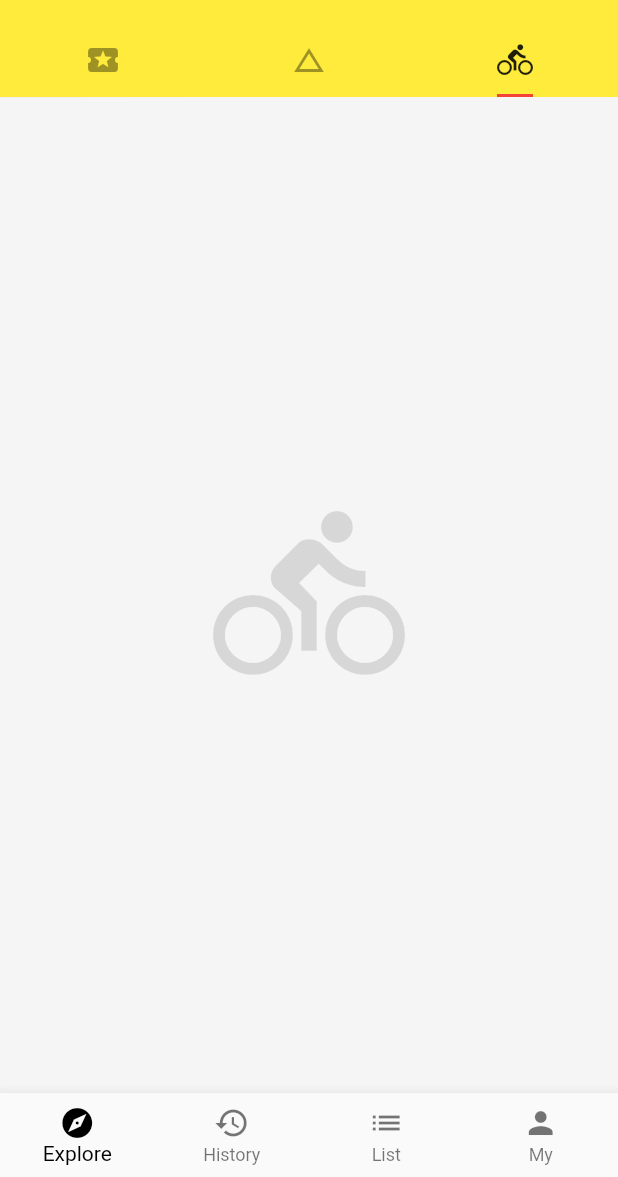
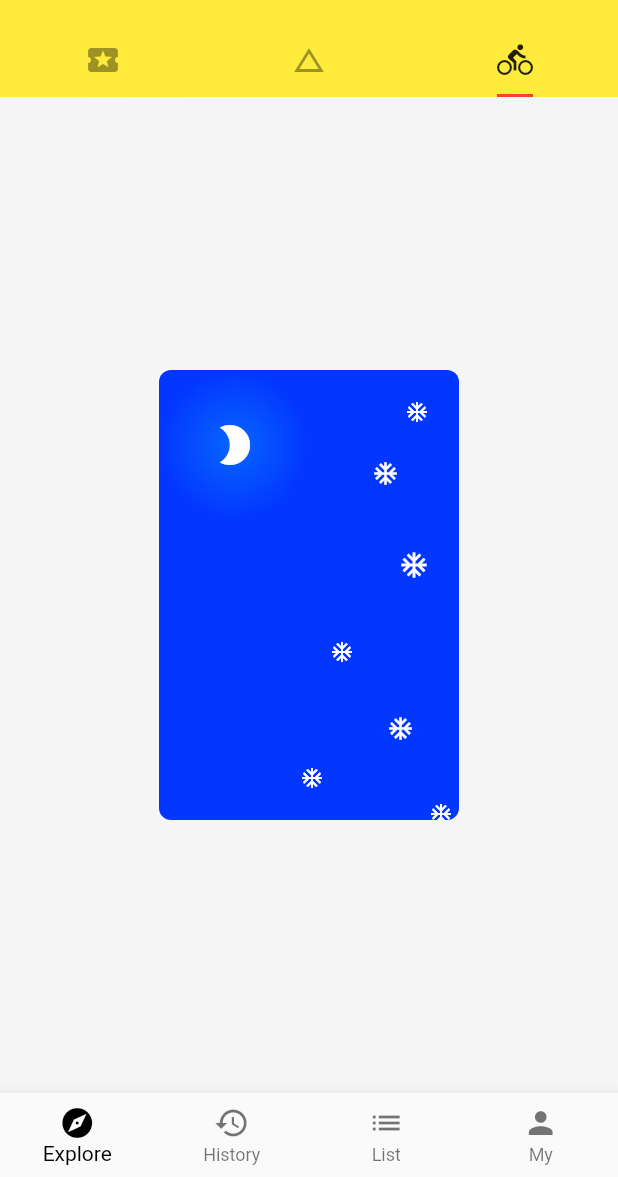
Before and after one commit to judastatus/helloflutter, a Flutter app: the screen it shows after launch, tab 3 chosen, on a phone screen of 412 x 824 dp, the part 59-1236 px from its top. Run offline on Flutter 3.47's test engine with Material 2 defaults, Android fonts, the phone set to English and light mode, and no system bars; missing offline and left inert: dart:ffi; network calls fail.

Commit message:
feat:layout文件

```diff
--- /dev/null
+++ b/lib/demo/layout_demo.dart
@@ -0,0 +1,134 @@
+import 'package:flutter/material.dart';
+
+class LayoutDemo extends StatelessWidget {
+  @override
+  Widget build(BuildContext context) {
+    return Container(
+      child: Column(
+        mainAxisAlignment: MainAxisAlignment.center,
+        children: <Widget>[
+          StackDemo(),
+        ],
+      ),
+    );
+  }
+}
+
+class ConstrainedBoxDemo extends StatelessWidget {
+  @override
+  Widget build(BuildContext context) {
+    return ConstrainedBox(
+      constraints: BoxConstraints(
+        minHeight: 200.0,
+        maxWidth: 200.0,
+      ),
+      child: Container(
+        color: Color.fromRGBO(3, 54, 255, 1.0),
+      ),
+    );
+  }
+}
+
+class AspectRatioDemo extends StatelessWidget {
+  @override
+  Widget build(BuildContext context) {
+    return AspectRatio(
+      aspectRatio: 16.0 / 9.0,
+      child: Container(
+        color: Color.fromRGBO(3, 54, 255, 1.0),
+      ),
+    );
+  }
+}
+
+class StackDemo extends StatelessWidget {
+  @override
+  Widget build(BuildContext context) {
+    return Stack(
+      alignment: Alignment.topLeft,
+      children: <Widget>[
+        SizedBox(
+          width: 200.0,
+          height: 300.0,
+          child: Container(
+            alignment: Alignment(0.0, -0.9),
+            decoration: BoxDecoration(
+              color: Color.fromRGBO(3, 54, 255, 1.0),
+              borderRadius: BorderRadius.circular(8.0),
+            ),
+          ),
+        ),
+        SizedBox(
+          height: 32.0,
+        ),
+        SizedBox(
+          width: 100.0,
+          height: 100.0,
+          child: Container(
+            decoration: BoxDecoration(
+              color: Color.fromRGBO(3, 54, 255, 1.0),
+              shape: BoxShape.circle,
+              gradient: RadialGradient(colors: [
+                Color.fromRGBO(7, 102, 255, 1.0),
+                Color.fromRGBO(3, 54, 255, 1.0),
+              ]),
+            ),
+            child: Icon(Icons.brightness_2, color: Colors.white, size: 32.0),
+          ),
+        ),
+        Positioned(
+          right: 20.0,
+          top: 20.0,
+          child: Icon(Icons.ac_unit, color: Colors.white, size: 16.0),
+        ),
+        Positioned(
+          right: 40.0,
+          top: 60.0,
+          child: Icon(Icons.ac_unit, color: Colors.white, size: 18.0),
+        ),
+        Positioned(
+          right: 20.0,
+          top: 120.0,
+          child: Icon(Icons.ac_unit, color: Colors.white, size: 20.0),
+        ),
+        Positioned(
+          right: 70.0,
+          top: 180.0,
+          child: Icon(Icons.ac_unit, color: Colors.white, size: 16.0),
+        ),
+        Positioned(
+          right: 30.0,
+          top: 230.0,
+          child: Icon(Icons.ac_unit, color: Colors.white, size: 18.0),
+        ),
+        Positioned(
+          right: 90.0,
+          bottom: 20.0,
+          child: Icon(Icons.ac_unit, color: Colors.white, size: 16.0),
+        ),
+        Positioned(
+          right: 4.0,
+          bottom: -4.0,
+          child: Icon(Icons.ac_unit, color: Colors.white, size: 16.0),
+        ),
+      ],
+    );
+  }
+}
+
+class IconBadge extends StatelessWidget {
+  final IconData icon;
+  final double size;
+
+  IconBadge(this.icon, {this.size = 32.0});
+
+  @override
+  Widget build(BuildContext context) {
+    return Container(
+      child: Icon(icon, size: size, color: Colors.white),
+      width: size + 60,
+      height: size + 60,
+      color: Color.fromRGBO(3, 54, 255, 1.0),
+    );
+  }
+}
--- a/lib/main.dart
+++ b/lib/main.dart
@@ -4,6 +4,7 @@ import 'package:flutter/material.dart';
 import 'package:helloflutter/demo/basic_demo.dart';
 import 'package:helloflutter/demo/bottom_navigation_bar_demo.dart';
 import 'package:helloflutter/demo/drawer_demo.dart';
+import 'package:helloflutter/demo/layout_demo.dart';
 import 'demo/listview_demo.dart';
 import 'demo/hello_demo.dart';
 
@@ -69,11 +70,7 @@ class Home extends StatelessWidget {
         body: TabBarView(children: <Widget>[
           ListViewDemo(),
           BasicDemo(),
-          Icon(
-            Icons.directions_bike,
-            size: 128,
-            color: Colors.black12,
-          ),
+          LayoutDemo(),
         ]),
         drawer: DrawerDemo(),
         bottomNavigationBar: BottomNavigationBarDemo(),
```
